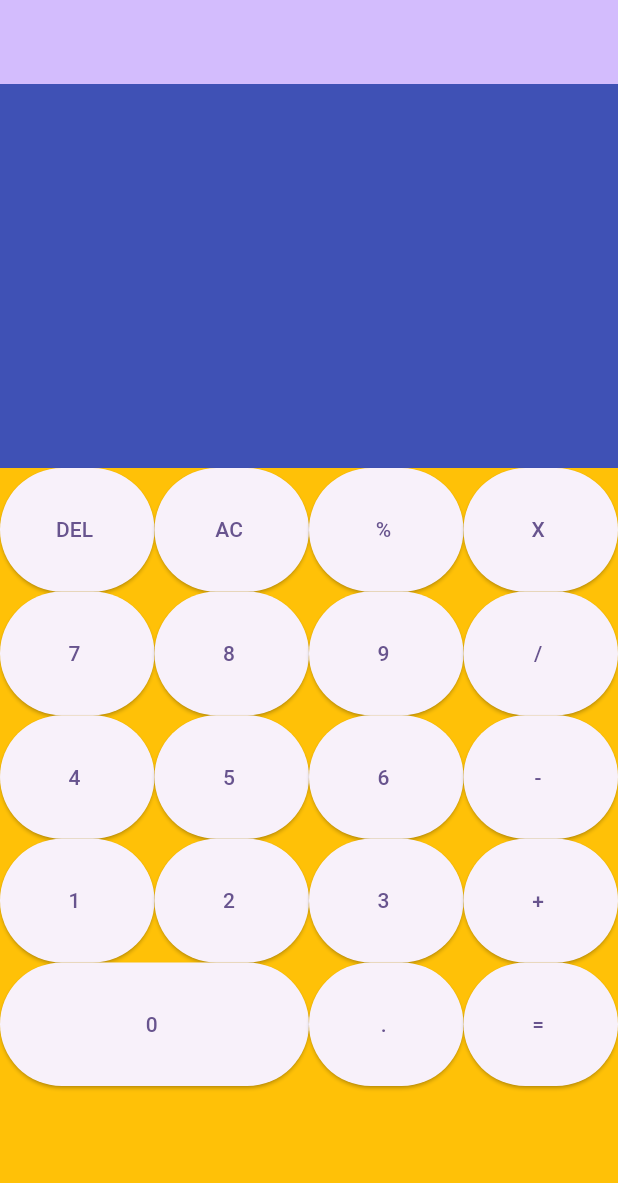
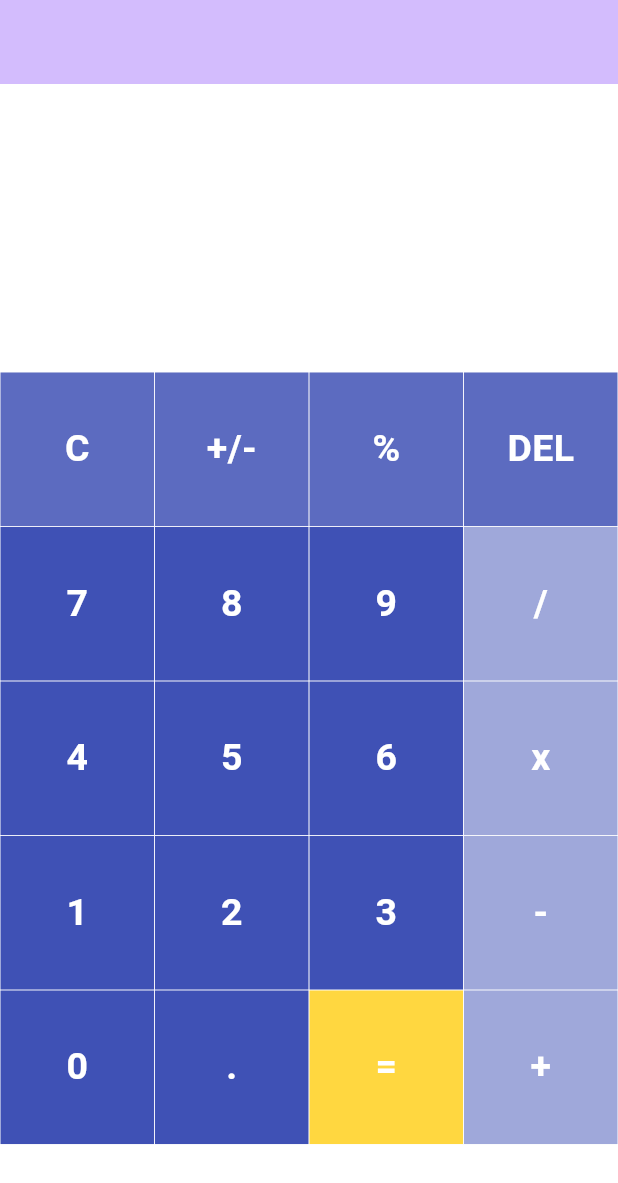
Before and after one commit to soaresg/flutter_calculator, a Flutter app: the screen it shows after launch, after a tap on an icon or button, on a phone screen of 412 x 824 dp. Shown: the top 1183 px of the screen. Run offline on Flutter 3.47's test engine with Material 3 defaults, Android fonts, the phone set to English and light mode, and no system bars; our stand-ins replace math_expressions.

Commit message:
creation of controller and custom button widget

```diff
--- /dev/null
+++ b/lib/calculator_controller.dart
@@ -0,0 +1,66 @@
+import 'package:flutter/material.dart';
+import 'package:math_expressions/math_expressions.dart';
+
+class CalculatorController {
+  ValueNotifier<String> input = ValueNotifier('');
+  ValueNotifier<String> answer = ValueNotifier('0');
+  List<String> labels = [
+    'C',
+    '+/-',
+    '%',
+    'DEL',
+    '7',
+    '8',
+    '9',
+    '/',
+    '4',
+    '5',
+    '6',
+    'x',
+    '1',
+    '2',
+    '3',
+    '-',
+    '0',
+    '.',
+    '=',
+    '+',
+  ];
+
+  bool isOperator(String x) {
+    if (x == '/' || x == 'x' || x == '-' || x == '+') {
+      return true;
+    }
+    return false;
+  }
+
+  bool isFunction(String x) {
+    if (x == 'C' || x == '+/-' || x == '%' || x == 'DEL') {
+      return true;
+    }
+    return false;
+  }
+
+  void functionButtons(String x) {
+    if (x == 'C') {
+      input.value = '';
+      answer.value = '0';
+    } else if (x == '+/-') {
+    } else if (x == '%') {
+      input.value += x;
+    } else if (x == 'DEL') {
+      input.value = input.value.substring(0, input.value.length - 1);
+    }
+  }
+
+  void equalPressed() {
+    String finalInput = input.value.replaceAll('x', '*');
+
+    Parser p = Parser();
+    Expression exp = p.parse(finalInput);
+    ContextModel cm = ContextModel();
+    double eval = exp.evaluate(EvaluationType.REAL, cm);
+
+    answer.value = eval.toString();
+  }
+}
--- /dev/null
+++ b/lib/custom_button.dart
@@ -0,0 +1,41 @@
+import 'package:flutter/material.dart';
+
+class CustomButton extends StatelessWidget {
+  const CustomButton({
+    super.key,
+    required this.color,
+    required this.textColor,
+    required this.buttonText,
+    required this.buttonTapped,
+  });
+
+  final Color? color;
+  final Color? textColor;
+  final String buttonText;
+  final Function()? buttonTapped;
+
+  @override
+  Widget build(BuildContext context) {
+    return GestureDetector(
+      onTap: buttonTapped,
+      child: Padding(
+        padding: const EdgeInsets.all(.2),
+        child: ClipRRect(
+          child: Container(
+            color: color,
+            child: Center(
+              child: Text(
+                buttonText,
+                style: TextStyle(
+                  color: textColor,
+                  fontSize: 25,
+                  fontWeight: FontWeight.bold,
+                ),
+              ),
+            ),
+          ),
+        ),
+      ),
+    );
+  }
+}
--- a/lib/home_page.dart
+++ b/lib/home_page.dart
@@ -1,4 +1,6 @@
 import 'package:flutter/material.dart';
+import 'package:flutter_calculator/calculator_controller.dart';
+import 'package:flutter_calculator/custom_button.dart';
 
 class HomePage extends StatefulWidget {
   const HomePage({super.key, required this.title});
@@ -9,53 +11,91 @@ class HomePage extends StatefulWidget {
 }
 
 class _HomePageState extends State<HomePage> {
-  List<List<String>> labels = [
-    ['DEL', 'AC', '%', 'X'],
-    ['7', '8', '9', '/'],
-    ['4', '5', '6', '-'],
-    ['1', '2', '3', '+'],
-    ['0', '.', '='],
-  ];
+  CalculatorController controller = CalculatorController();
 
   @override
   Widget build(BuildContext context) {
-    final double width = MediaQuery.of(context).size.width;
-    final double height = MediaQuery.of(context).size.height;
-
     return Scaffold(
       appBar: AppBar(
         backgroundColor: Theme.of(context).colorScheme.inversePrimary,
         title: Text(widget.title),
       ),
+      backgroundColor: Colors.white38,
       body: Column(
-        children: [
+        children: <Widget>[
           Expanded(
-            flex: 1,
-            child: Container(color: Colors.indigo),
+            child: Column(
+              mainAxisAlignment: MainAxisAlignment.spaceEvenly,
+              children: <Widget>[
+                AnimatedBuilder(
+                  animation: controller.input,
+                  builder: (_, __) => Container(
+                    padding: const EdgeInsets.all(20),
+                    alignment: Alignment.centerRight,
+                    child: Text(
+                      controller.input.value,
+                      style: const TextStyle(
+                        fontSize: 18,
+                        color: Colors.white,
+                      ),
+                    ),
+                  ),
+                ),
+                AnimatedBuilder(
+                  animation: controller.answer,
+                  builder: (_, __) => Container(
+                    padding: const EdgeInsets.all(15),
+                    alignment: Alignment.centerRight,
+                    child: Text(
+                      controller.answer.value,
+                      style: const TextStyle(
+                        fontSize: 30,
+                        color: Colors.white,
+                        fontWeight: FontWeight.bold,
+                      ),
+                    ),
+                  ),
+                ),
+              ],
+            ),
           ),
           Expanded(
-            flex: 2,
-            child: Container(
-              color: Colors.amber,
-              child: ListView.builder(
-                itemCount: labels.length,
-                itemBuilder: (context, index) => Row(
-                  mainAxisAlignment: MainAxisAlignment.center,
-                  crossAxisAlignment: CrossAxisAlignment.start,
-                  children: labels[index]
-                      .map(
-                        (e) => SizedBox(
-                          width: e == '0' ? width * .5 : width * .25,
-                          height: height * .1,
-                          child: ElevatedButton(
-                            onPressed: () {},
-                            child: Text('$e '),
-                          ),
-                        ),
-                      )
-                      .toList(),
-                ),
-              ),
+            flex: 3,
+            child: GridView.builder(
+              itemCount: controller.labels.length,
+              gridDelegate: const SliverGridDelegateWithFixedCrossAxisCount(
+                  crossAxisCount: 4),
+              itemBuilder: (BuildContext context, int index) {
+                bool isOperator =
+                    controller.isOperator(controller.labels[index]);
+                bool isFunction =
+                    controller.isFunction(controller.labels[index]);
+
+                if (isFunction) {
+                  return CustomButton(
+                    color: Colors.indigo.shade400,
+                    textColor: Colors.white,
+                    buttonText: controller.labels[index],
+                    buttonTapped: () =>
+                        controller.functionButtons(controller.labels[index]),
+                  );
+                } else if (controller.labels[index] == '=') {
+                  return CustomButton(
+                    color: Colors.amberAccent.shade200,
+                    textColor: Colors.white,
+                    buttonText: controller.labels[index],
+                    buttonTapped: () => controller.equalPressed(),
+                  );
+                }
+
+                return CustomButton(
+                  color: isOperator ? Colors.indigo.shade200 : Colors.indigo,
+                  textColor: Colors.white,
+                  buttonText: controller.labels[index],
+                  buttonTapped: () =>
+                      controller.input.value += controller.labels[index],
+                );
+              },
             ),
           ),
         ],
```
Also changed, not shown: pubspec.yaml (+2 -65 lines), pubspec.lock.
